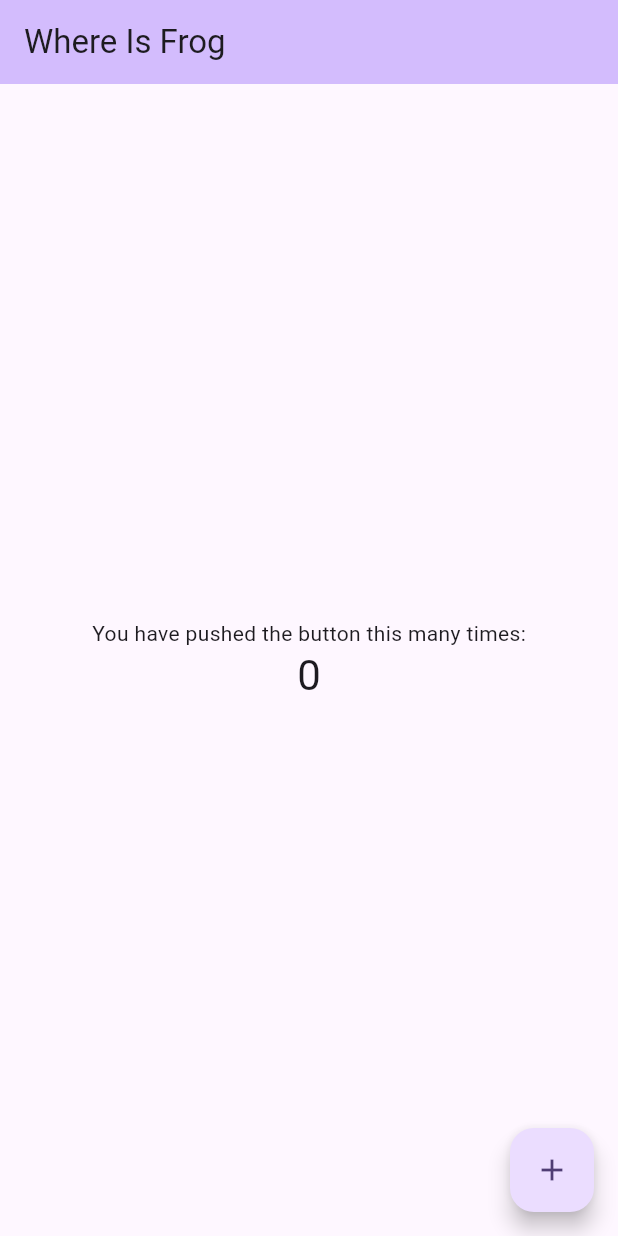
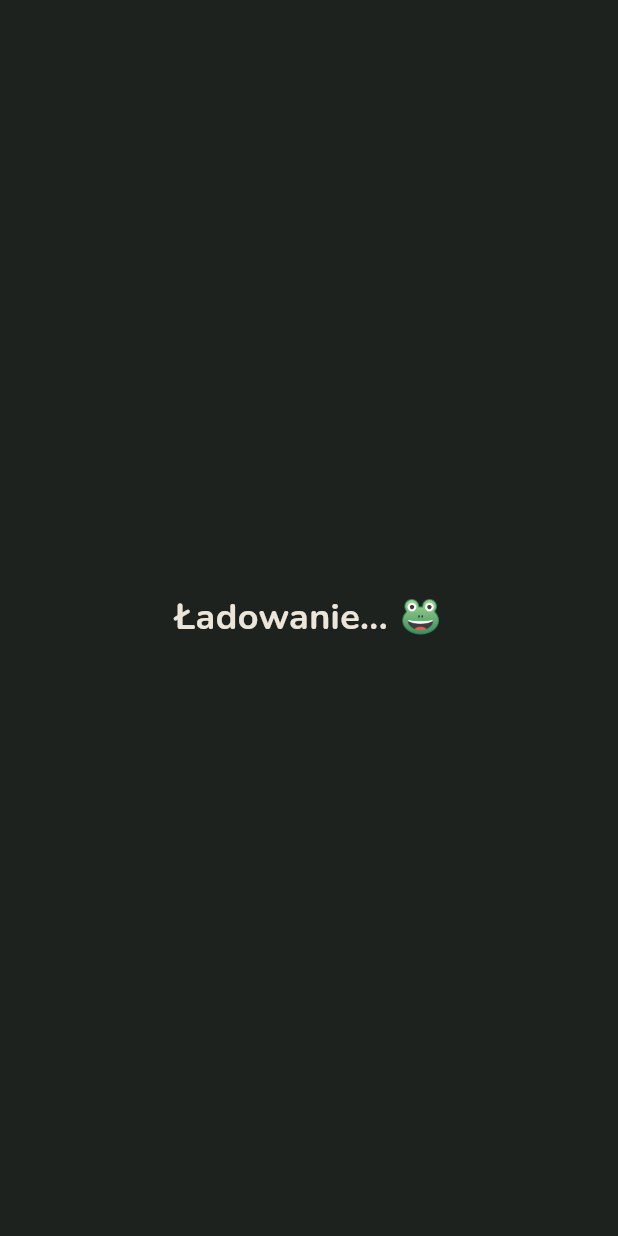
Before and after one commit to highimexy/WhereIsFrog, a Flutter app: the first screen one second after launch, on a phone screen of 412 x 824 dp. Run offline on Flutter 3.47's test engine with Material 3 defaults, Android fonts, the phone set to English and light mode, and no system bars; our stand-ins replace google_fonts.

Commit message:
feat: implement app entry point with splash, onboarding, and home screens

```diff
--- a/lib/main.dart
+++ b/lib/main.dart
@@ -3,6 +3,8 @@ import 'package:flutter/material.dart';
 //Ekrany
 import 'screens/splash_screen.dart';
 import 'screens/home_screen.dart';
+import 'screens/onboarding_screen.dart';
+import 'theme/app_theme.dart';
 
 void main() {
   runApp(const MyApp());
@@ -15,62 +17,8 @@ class MyApp extends StatelessWidget {
   Widget build(BuildContext context) {
     return MaterialApp(
       title: 'Where Is Frog',
-      theme: ThemeData(
-        colorScheme: .fromSeed(seedColor: Colors.deepPurple),
-      ),
-      home: const MyHomePage(title: 'Where Is Frog'),
+      theme: AppTheme.dark,
+      home: const SplashScreen(title: "Where is Frog"),
     );
   }
 }
-
-class MyHomePage extends StatefulWidget {
-  const MyHomePage({super.key, required this.title});
-
-  final String title;
-
-  @override
-  State<MyHomePage> createState() => _MyHomePageState();
-}
-
-class _MyHomePageState extends State<MyHomePage> {
-  int _counter = 0;
-
-  void _incrementCounter() {
-    setState(() {
-
-      _counter++;
-    });
-  }
-
-  @override
-  Widget build(BuildContext context) {
-
-    return Scaffold(
-      appBar: AppBar(
-
-        backgroundColor: Theme.of(context).colorScheme.inversePrimary,
-
-        title: Text(widget.title),
-      ),
-      body: Center(
-
-        child: Column(
-
-          mainAxisAlignment: .center,
-          children: [
-            const Text('You have pushed the button this many times:'),
-            Text(
-              '$_counter',
-              style: Theme.of(context).textTheme.headlineMedium,
-            ),
-          ],
-        ),
-      ),
-      floatingActionButton: FloatingActionButton(
-        onPressed: _incrementCounter,
-        tooltip: 'Increment',
-        child: const Icon(Icons.add),
-      ),
-    );
-  }
-}
--- a/lib/screens/splash_screen.dart
+++ b/lib/screens/splash_screen.dart
@@ -0,0 +1,43 @@
+import 'package:flutter/material.dart';
+import 'package:where_is_frog/screens/onboarding_screen.dart';
+
+class SplashScreen extends StatefulWidget {
+  const SplashScreen({super.key, required this.title});
+
+  final String title;
+
+  @override
+  State<SplashScreen> createState() => _SplashScreenState();
+}
+
+class _SplashScreenState extends State<SplashScreen> {
+
+  @override
+  void initState() {
+    super.initState();
+    _navigateToHome();
+  }
+
+  void _navigateToHome() {
+    Future.delayed(const Duration(seconds: 3), () {
+      Navigator.pushReplacement(
+        context,
+        MaterialPageRoute(builder: (context) => const OnboardingScreen(title: "Where is Frog")),
+      );
+    });
+  }
+
+  @override
+  Widget build(BuildContext context) {
+    return Scaffold(
+      body: Center(
+        child: Text('Ładowanie... 🐸',
+          style: TextStyle(
+            fontSize: 24.0,
+            fontWeight: FontWeight.bold,
+          ),
+        ),
+      ),
+    );
+  }
+}
```
Also changed, not shown: lib/screens/home_screen.dart (+29 -0 lines), lib/screens/onboarding_screen.dart (added, +107 -0 lines), assets/images/frog.webp (added).
